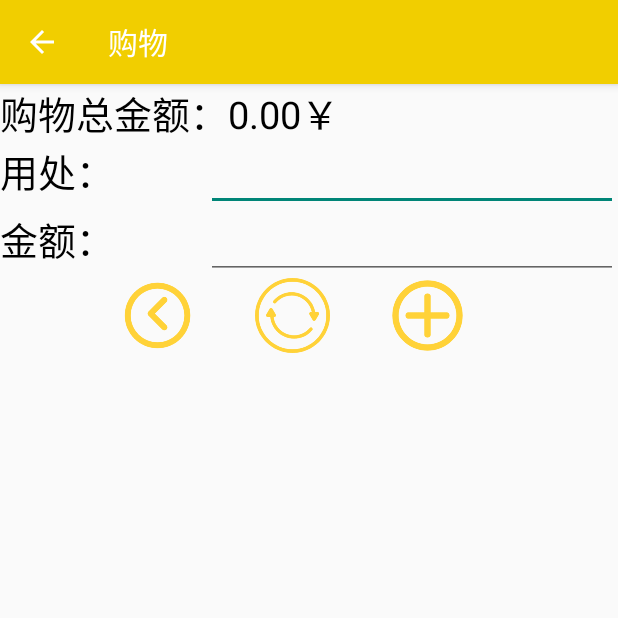
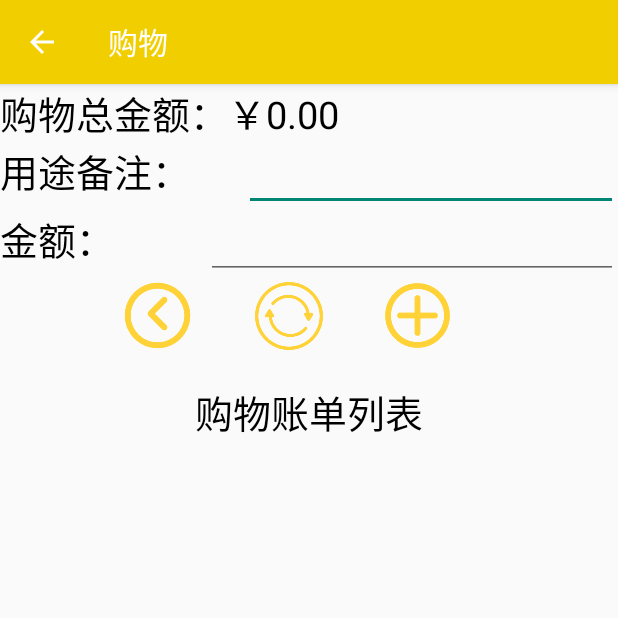
Before and after one commit to nankou/Account_Application, an Android app: the ShoppingActivity screen opened directly, with no data from a screen before it, on a phone screen of 412 x 824 dp, the top half of it. Run offline under Robolectric (Android 15) with nearby library versions, the phone set to English and light mode, and no system bars; 3 statements that could not run were skipped.

Commit message:
修改￥字符

```diff
--- a/app/src/main/java/com/example/account_application/Consume/CarActivity.java
+++ b/app/src/main/java/com/example/account_application/Consume/CarActivity.java
@@ -122,7 +122,7 @@ public class CarActivity extends AppCompatActivity implements View.OnClickListen
                 final Car car = cars.get(position);
                 //点击删除按钮之后，给出dialog提示
                 AlertDialog.Builder builder = new AlertDialog.Builder(CarActivity.this);
-                builder.setTitle(position + "号位置的删除按钮被点击，确认删除?");
+                builder.setTitle("该条记录即将被删除，确认删除?");
                 builder.setNegativeButton("取消", new DialogInterface.OnClickListener() {
                     @Override
                     public void onClick(DialogInterface dialog, int which) {
--- a/app/src/main/java/com/example/account_application/Consume/FoodActivity.java
+++ b/app/src/main/java/com/example/account_application/Consume/FoodActivity.java
@@ -105,7 +105,7 @@ public class FoodActivity extends AppCompatActivity implements  View.OnClickList
         }
         myAdapterfood.notifyDataSetChanged();
         database.close();
-        ((TextView) findViewById(R.id.foodsum)).setText("饮食总金额：" + String.format("%.2f", sum)+"￥");
+        ((TextView) findViewById(R.id.foodsum)).setText("饮食总金额：￥" + String.format("%.2f", sum));
     }
 
     public void refresh(View view) {
@@ -124,7 +124,7 @@ public class FoodActivity extends AppCompatActivity implements  View.OnClickList
                 final Food food = foods.get(position);
                 //点击删除按钮之后，给出dialog提示
                 AlertDialog.Builder builder = new AlertDialog.Builder(FoodActivity.this);
-                builder.setTitle( position + "号位置的删除按钮被点击，确认删除?");
+                builder.setTitle("该条记录即将被删除，确认删除?");
                 builder.setNegativeButton("取消", new DialogInterface.OnClickListener() {
                     @Override
                     public void onClick(DialogInterface dialog, int which) {
--- a/app/src/main/java/com/example/account_application/Consume/ShoppingActivity.java
+++ b/app/src/main/java/com/example/account_application/Consume/ShoppingActivity.java
@@ -103,7 +103,7 @@ public class ShoppingActivity extends AppCompatActivity implements View.OnClickL
         }
         myAdaptershopping.notifyDataSetChanged();
         database.close();
-        ((TextView) findViewById(R.id.shoppingsum)).setText("购物总金额：" + String.format("%.2f", sum)+"￥");
+        ((TextView) findViewById(R.id.shoppingsum)).setText("购物总金额：￥" + String.format("%.2f", sum));
     }
 
     public void refresh(View view) {
@@ -122,7 +122,7 @@ public class ShoppingActivity extends AppCompatActivity implements View.OnClickL
                 final Shopping shopping = (Shopping) shops.get(position);
                 //点击删除按钮之后，给出dialog提示
                 AlertDialog.Builder builder = new AlertDialog.Builder(ShoppingActivity.this);
-                builder.setTitle(position + "号位置的删除按钮被点击，确认删除?");
+                builder.setTitle("该条记录即将被删除，确认删除?");
                 builder.setNegativeButton("取消", new DialogInterface.OnClickListener() {
                     @Override
                     public void onClick(DialogInterface dialog, int which) {
--- a/app/src/main/res/layout/activity_shopping.xml
+++ b/app/src/main/res/layout/activity_shopping.xml
@@ -30,7 +30,7 @@
             android:layout_height="wrap_content"
             android:layout_weight="1"
             style="@style/textstyle1"
-            android:text="用处：" />
+            android:text="用途备注：" />
 
         <EditText
             android:id="@+id/shoppingapply"
@@ -79,18 +79,35 @@
 
         <Button
             android:id="@+id/button13"
-            android:layout_width="50dp"
-            android:layout_height="50dp"
+            android:layout_width="45dp"
+            android:layout_height="45dp"
             android:background="@drawable/refesh_item"
             android:onClick="refresh"
             android:layout_marginLeft="40dp" />
+
         <Button
             android:id="@+id/button12"
-            android:layout_width="50dp"
-            android:layout_height="50dp"
+            android:layout_width="46dp"
+            android:layout_height="46dp"
+            android:layout_marginLeft="40dp"
             android:background="@drawable/add_item"
-            android:onClick="add"
-            android:layout_marginLeft="40dp" />
+            android:onClick="add" />
+    </LinearLayout>
+    <LinearLayout
+        android:layout_width="match_parent"
+        android:layout_height="wrap_content"
+        android:orientation="horizontal"
+        >
+
+        <TextView
+            android:layout_width="match_parent"
+            android:layout_height="wrap_content"
+            android:layout_marginTop="20dp"
+            android:layout_marginLeft="130dp"
+            android:text="购物账单列表"
+            android:layout_weight="1"
+            style="@style/textstyle1"
+            />
     </LinearLayout>
 
     <ListView
```
Also changed, not shown: app/src/main/res/layout/activity_car.xml (+22 -5 lines), app/src/main/res/layout/activity_food.xml (+21 -5 lines).
